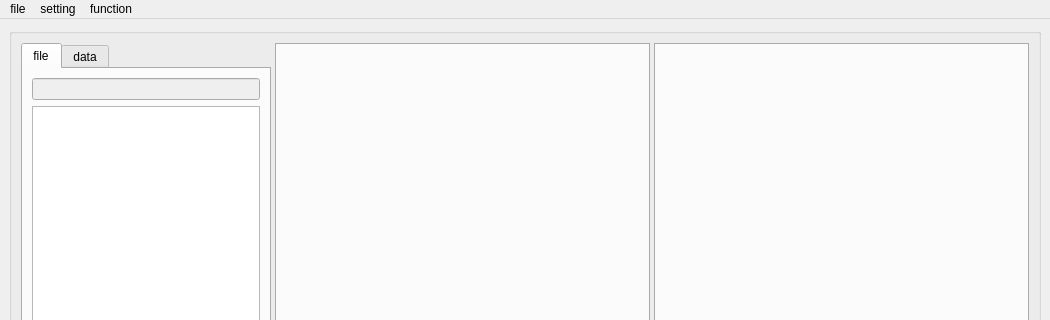
Qt form Editor_UI/main.ui (CMZSrost/NEOeditor) before a commit; both pictures show x 0 to 1050 and y 0 to 320 of the 1050 by 688 pixel window.
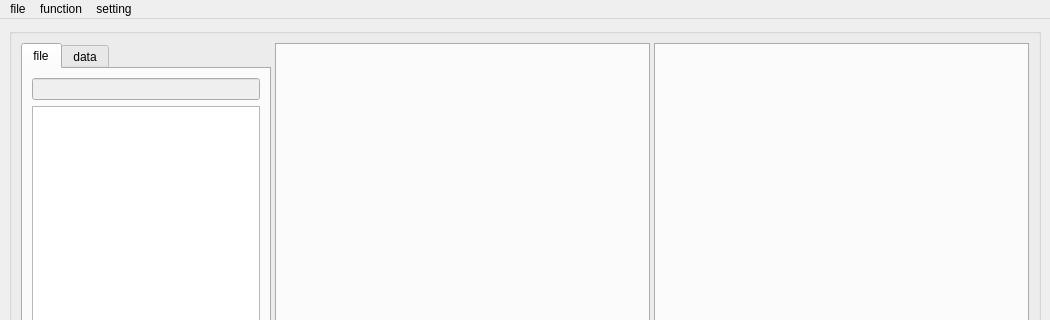
The same form after that commit. Custom widgets are drawn as their Qt base class.

Patch:
```diff
--- a/Editor_UI/main.ui
+++ b/Editor_UI/main.ui
@@ -288,8 +288,8 @@
     <addaction name="helpAction"/>
    </widget>
    <addaction name="menu"/>
-   <addaction name="menu_2"/>
    <addaction name="menu_3"/>
+   <addaction name="menu_2"/>
   </widget>
   <widget class="QStatusBar" name="statusbar"/>
   <action name="newProjectAction">
```
